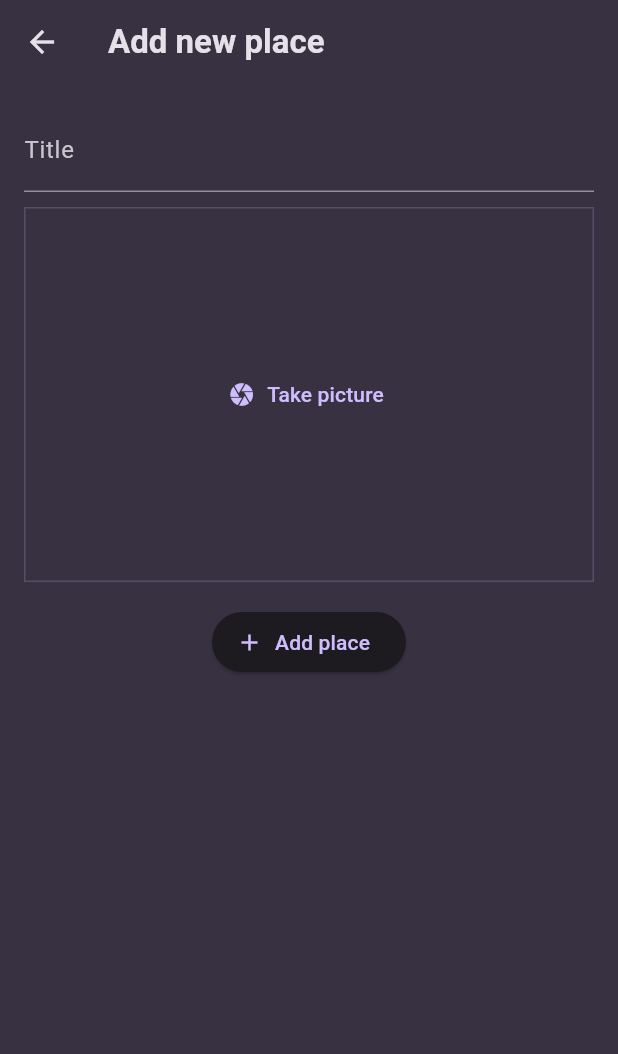
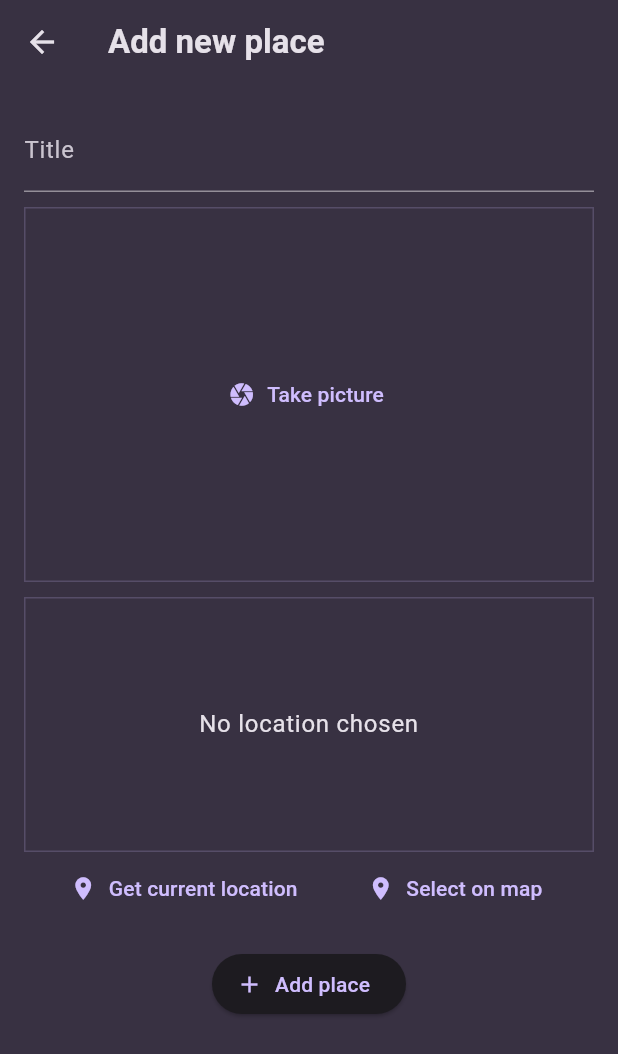
Before and after one commit to andrewhoncharenko/favorite_places, a Flutter app: the AddPlaceScreen screen opened directly, on a phone screen of 412 x 824 dp. Shown: the top 1054 px of the screen. Run offline on Flutter 3.47's test engine with Material 3 defaults, Android fonts, the phone set to English and light mode, and no system bars; our stand-ins replace flutter_riverpod, google_fonts, image_picker, location.

Commit message:
get user location

```diff
--- a/lib/models/place.dart
+++ b/lib/models/place.dart
@@ -1,10 +1,26 @@
+import "dart:io";
 import "package:uuid/uuid.dart";
 
 const uuid = Uuid();
 
+class PlaceLocation {
+  final double latitude;
+  final double longitude;
+  final String address;
+
+  PlaceLocation({
+    required this.latitude,
+    required this.longitude,
+    required this.address,
+  });
+}
+
 class Place {
   final String id;
   final String title;
+  final File image;
+  final PlaceLocation location;
 
-  Place({required this.title}) : id = uuid.v4();
+  Place({required this.title, required this.image, required this.location})
+    : id = uuid.v4();
 }
--- a/lib/screens/add_place.dart
+++ b/lib/screens/add_place.dart
@@ -1,9 +1,11 @@
+import "dart:io";
 import "package:flutter/material.dart";
 import "package:flutter_riverpod/flutter_riverpod.dart";
 
 import "package:favorite_places/models/place.dart";
 import "package:favorite_places/providers/places_provider.dart";
 import "package:favorite_places/widgets/image_input.dart";
+import "package:favorite_places/widgets/location_input.dart";
 
 class AddPlaceScreen extends ConsumerStatefulWidget {
   const AddPlaceScreen({super.key});
@@ -16,14 +18,26 @@ class AddPlaceScreen extends ConsumerStatefulWidget {
 
 class AddPlaceScreenState extends ConsumerState<AddPlaceScreen> {
   final _titleController = TextEditingController();
+  File? _selectedImage;
+  PlaceLocation? _selectedLocation;
 
   void _savePlace() {
     final enteredTitle = _titleController.text;
 
-    if (enteredTitle.isEmpty) {
+    if (enteredTitle.isEmpty ||
+        _selectedImage == null ||
+        _selectedLocation == null) {
       return;
     }
-    ref.read(placesProvider.notifier).addPlace(Place(title: enteredTitle));
+    ref
+        .read(placesProvider.notifier)
+        .addPlace(
+          Place(
+            title: enteredTitle,
+            image: _selectedImage!,
+            location: _selectedLocation!,
+          ),
+        );
     Navigator.of(context).pop();
   }
 
@@ -47,7 +61,17 @@ class AddPlaceScreenState extends ConsumerState<AddPlaceScreen> {
               style: TextStyle(color: Theme.of(context).colorScheme.onSurface),
             ),
             const SizedBox(height: 10),
-            ImageInput(),
+            ImageInput(
+              onPickImage: (File image) {
+                _selectedImage = image;
+              },
+            ),
+            const SizedBox(height: 10),
+            LocationInput(
+              onSelectLocation: (PlaceLocation location) {
+                _selectedLocation = location;
+              },
+            ),
             const SizedBox(height: 16),
             ElevatedButton.icon(
               onPressed: _savePlace,
--- a/lib/screens/places.dart
+++ b/lib/screens/places.dart
@@ -29,7 +29,10 @@ class PlacesScreenState extends ConsumerState<PlacesScreen> {
         title: const Text("Your favorite places"),
         actions: [IconButton(onPressed: onAddPlace, icon: Icon(Icons.add))],
       ),
-      body: PlacesList(places: places),
+      body: Padding(
+        padding: EdgeInsets.all(8),
+        child: PlacesList(places: places),
+      ),
     );
   }
 }
--- a/lib/widgets/image_input.dart
+++ b/lib/widgets/image_input.dart
@@ -4,7 +4,10 @@ import "package:flutter/material.dart";
 import "package:image_picker/image_picker.dart";
 
 class ImageInput extends StatefulWidget {
-  const ImageInput({super.key});
+  final void Function(File image) onPickImage;
+
+  const ImageInput({super.key, required this.onPickImage});
+
   @override
   State<ImageInput> createState() {
     return ImageInputState();
@@ -26,6 +29,7 @@ class ImageInputState extends State<ImageInput> {
     setState(() {
       _selectedImage = File(pickedImage.path);
     });
+    widget.onPickImage(_selectedImage!);
   }
 
   @override
--- /dev/null
+++ b/lib/widgets/location_input.dart
@@ -0,0 +1,143 @@
+import "dart:convert";
+import "package:flutter/material.dart";
+import "package:location/location.dart";
+import "package:http/http.dart" as http;
+
+import "package:favorite_places/googlekey.dart";
+
+import "package:favorite_places/models/place.dart";
+
+class LocationInput extends StatefulWidget {
+  final void Function(PlaceLocation location) onSelectLocation;
+
+  const LocationInput({super.key, required this.onSelectLocation});
+  @override
+  State<LocationInput> createState() {
+    return _LocationInputState();
+  }
+}
+
+class _LocationInputState extends State<LocationInput> {
+  PlaceLocation? _pickedLocation;
+  bool _isGettingLocation = false;
+
+  String get locationImage {
+    if (_pickedLocation == null) {
+      return "";
+    }
+    final double lat = _pickedLocation!.latitude;
+    final double lng = _pickedLocation!.longitude;
+    return "https://maps.googleapis.com/maps/api/staticmap?center=$lat,$lng&zoom=16&size=400x400&key=$key&markers=color:red%7Clabel:A%7C$lat,$lng";
+  }
+
+  void _getCurrentLocation() async {
+    Location location = Location();
+    bool serviceEnabled;
+    PermissionStatus permissionGranted;
+    LocationData locationData;
+
+    serviceEnabled = await location.serviceEnabled();
+    if (!serviceEnabled) {
+      serviceEnabled = await location.requestService();
+      if (!serviceEnabled) {
+        return;
+      }
+    }
+
+    permissionGranted = await location.hasPermission();
+    if (permissionGranted == PermissionStatus.denied) {
+      permissionGranted = await location.requestPermission();
+      if (permissionGranted != PermissionStatus.granted) {
+        return;
+      }
+    }
+    setState(() {
+      _isGettingLocation = true;
+    });
+
+    locationData = await location.getLocation();
+
+    double? lat = locationData.latitude;
+    double? lng = locationData.longitude;
+
+    if (lat == null || lng == null) {
+      return;
+    }
+
+    Uri url = Uri.parse(
+      "https://maps.googleapis.com/maps/api/geocode/json?latlng=$lat,$lng&key=$key",
+    );
+
+    final http.Response response = await http.get(url);
+    final responseData = json.decode(response.body);
+    final String address = responseData["results"][0]["formatted_address"];
+
+    setState(() {
+      _pickedLocation = PlaceLocation(
+        latitude: lat,
+        longitude: lng,
+        address: address,
+      );
+      _isGettingLocation = false;
+    });
+    widget.onSelectLocation(_pickedLocation!);
+  }
+
+  @override
+  Widget build(BuildContext context) {
+    Widget content = Text(
+      "No location chosen",
+      textAlign: TextAlign.center,
+      style: Theme.of(context).textTheme.bodyLarge!.copyWith(
+        color: Theme.of(context).colorScheme.onSurface,
+      ),
+    );
+
+    if (_pickedLocation != null) {
+      content = Image.network(
+        locationImage,
+        fit: BoxFit.cover,
+        width: double.infinity,
+        height: double.infinity,
+      );
+    }
+
+    if (_isGettingLocation) {
+      content = CircularProgressIndicator();
+    }
+
+    return Column(
+      children: [
+        Container(
+          height: 170,
+          width: double.infinity,
+          alignment: Alignment.center,
+          decoration: BoxDecoration(
+            border: Border.all(
+              width: 1,
+              color: Theme.of(
+                context,
+              ).colorScheme.primary.withValues(alpha: 0.2),
+            ),
+          ),
+          child: content,
+        ),
+        Row(
+          mainAxisAlignment: MainAxisAlignment.spaceEvenly,
+          children: [
+            TextButton.icon(
+              onPressed: _getCurrentLocation,
+              icon: Icon(Icons.location_on),
+              label: const Text("Get current location"),
+            ),
+            TextButton.icon(
+              onPressed: () {},
+              icon: Icon(Icons.location_on),
+              label: const Text("Select on map"),
+            ),
+          ],
+        ),
+      ],
+    );
+  }
+}
--- a/lib/widgets/place_item.dart
+++ b/lib/widgets/place_item.dart
@@ -14,6 +14,10 @@ class PlaceItem extends StatelessWidget {
   @override
   Widget build(BuildContext context) {
     return ListTile(
+      leading: CircleAvatar(
+        radius: 26,
+        backgroundImage: FileImage(place.image),
+      ),
       title: Text(
         place.title,
         style: Theme.of(context).textTheme.titleMedium!.copyWith(
--- a/pubspec.yaml
+++ b/pubspec.yaml
@@ -38,6 +38,8 @@ dependencies:
   flutter_riverpod: ^2.6.1
   uuid: ^4.5.1
   image_picker: ^1.1.2
+  location: ^8.0.0
+  http: ^1.4.0
 
 dev_dependencies:
   flutter_test:
```
Also changed, not shown: lib/screens/place_details.dart (+8 -6 lines), pubspec.lock, 2 other files.
